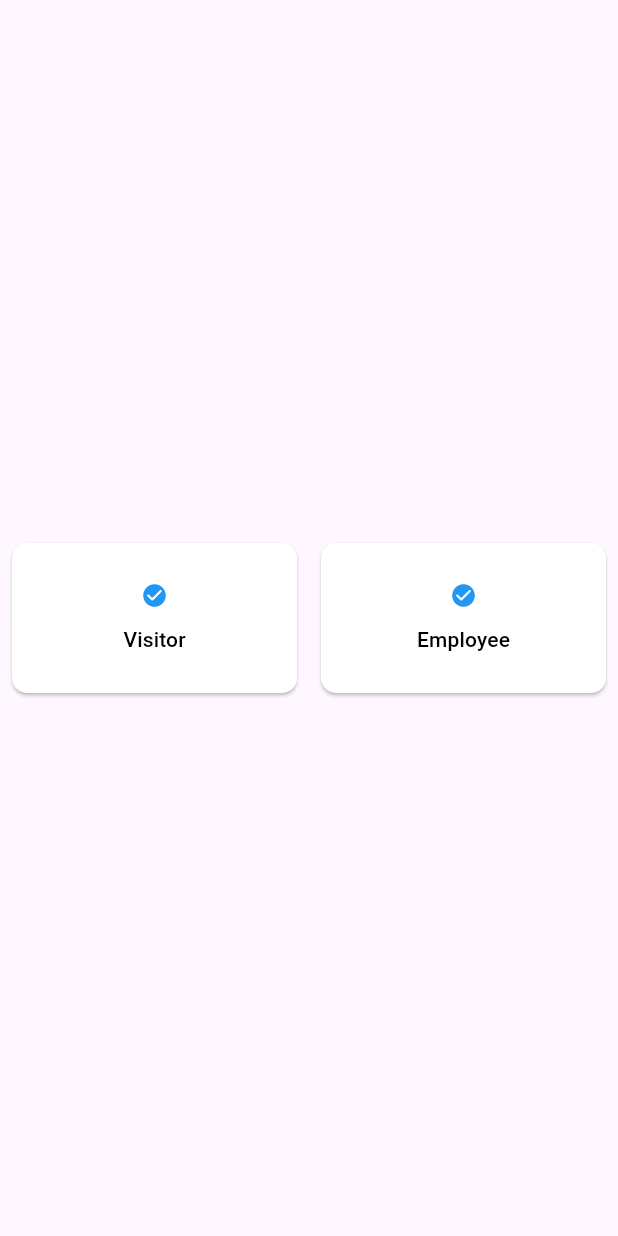
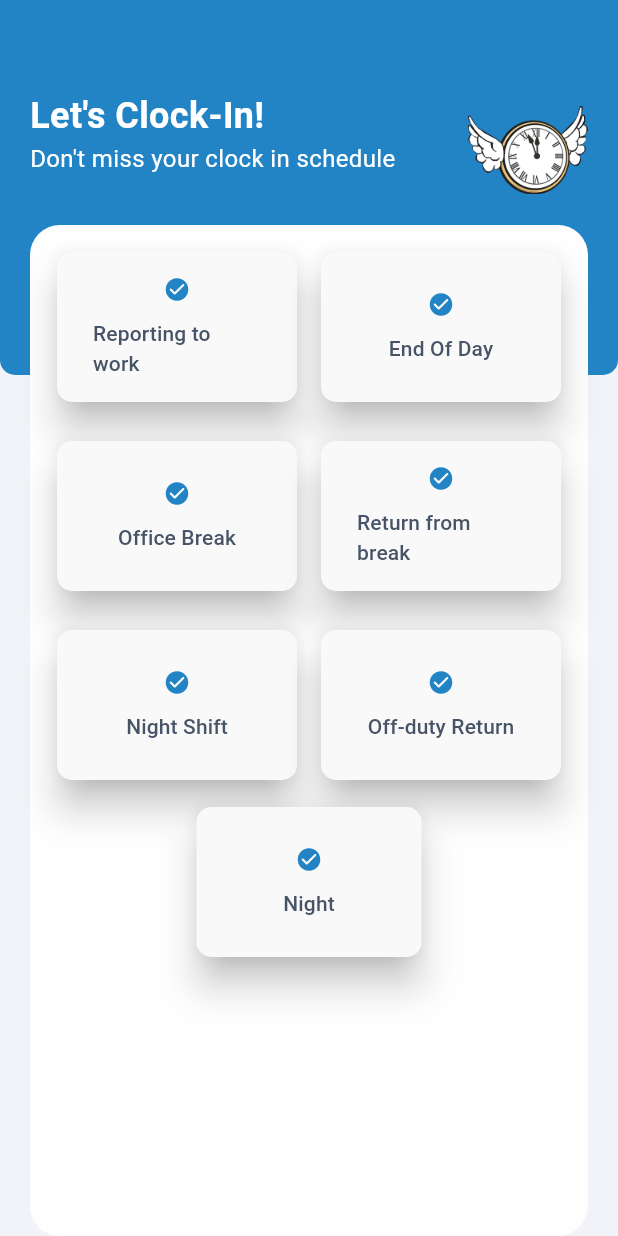
Before and after one commit to AaronOtu/attendance_app, a Flutter app: the EtzFirstPage screen opened directly, after a tap on "Employee", on a phone screen of 412 x 824 dp. Run offline on Flutter 3.47's test engine with Material 3 defaults, Android fonts, the phone set to English and light mode, and no system bars; our stand-ins replace firebase_auth, firebase_core, flutter_otp_text_field, flutter_riverpod, font_awesome_flutter, image_picker; missing offline and left inert: qr_code_scanner_plus; accounts and stored records are empty.

Commit message:
changes made on the UI

```diff
--- /dev/null
+++ b/lib/new_feature/pages/employee_page.dart
@@ -0,0 +1,227 @@
+import 'package:attendance_app/new_feature/widgets/etzbutton.dart';
+import 'package:flutter/material.dart';
+import 'package:flutter_riverpod/flutter_riverpod.dart';
+
+class EtzEmployeeHomePage extends ConsumerStatefulWidget {
+  const EtzEmployeeHomePage({super.key});
+
+  @override
+  ConsumerState<EtzEmployeeHomePage> createState() =>
+      _EtzEmployeeHomePageState();
+}
+
+class _EtzEmployeeHomePageState extends ConsumerState<EtzEmployeeHomePage> {
+  @override
+  Widget build(BuildContext context) {
+    return LayoutBuilder(
+      builder: (context, constraints) {
+        bool isLandscape = constraints.maxWidth > constraints.maxHeight;
+
+        return Scaffold(
+          backgroundColor: const Color(0xFFf1f3f8),
+          body: Stack(
+            children: [
+              Positioned(
+                top: 0,
+                left: 0,
+                right: 0,
+                height: 250,
+                child: Container(
+                  decoration: const BoxDecoration(
+                    borderRadius: BorderRadius.only(
+                        bottomLeft: Radius.circular(10),
+                        bottomRight: Radius.circular(10)
+                        ),
+                    color: Color(0xFF2384C5),
+                  ),
+                  child: Padding(
+                    padding:
+                        const EdgeInsets.only(top: 60, left: 20, right: 20),
+                    child: Row(
+                      mainAxisAlignment: MainAxisAlignment.spaceBetween,
+                      crossAxisAlignment: CrossAxisAlignment.start,
+                      children: [
+                        const Expanded(
+                          child: Column(
+                            crossAxisAlignment: CrossAxisAlignment.start,
+                            children: [
+                              Text("Let's Clock-In!",
+                                  style: TextStyle(
+                                      fontSize: 24,
+                                      color: Colors.white,
+                                      fontWeight: FontWeight.bold)),
+                              Text(
+                                "Don't miss your clock in schedule",
+                                style: TextStyle(
+                                    fontSize: 16,
+                                    color: Colors.white,
+                                    fontWeight: FontWeight.normal),
+                                maxLines: 2,
+                                overflow: TextOverflow.ellipsis,
+                              )
+                            ],
+                          ),
+                        ),
+                        Padding(
+                          padding: const EdgeInsets.only(left: 10),
+                          child: Image.asset(
+                            'images/clock.png',
+                            width: 80,
+                            height: 80,
+                            fit: BoxFit.contain,
+                          ),
+                        ),
+                      ],
+                    ),
+                  ),
+                ),
+              ),
+
+              // Scrollable Container
+              Positioned(
+                top: 150,
+                left: 20,
+                right: 20,
+                bottom: 0,
+                child: Container(
+                  decoration: BoxDecoration(
+                    borderRadius: BorderRadius.circular(20),
+                    color: const Color(0xFFfefefe),
+                  ),
+                  child: SingleChildScrollView(
+                    physics: const AlwaysScrollableScrollPhysics(),
+                    child: Padding(
+                      padding: const EdgeInsets.all(10.0),
+                      child: isLandscape
+                          ? _buildLandscapeLayout()
+                          : _buildPortraitLayout(),
+                    ),
+                  ),
+                ),
+              ),
+            ],
+          ),
+        );
+      },
+    );
+  }
+
+  Widget _buildPortraitLayout() {
+    return Column(
+      children: [
+        // First row: 2 buttons
+        Row(
+          mainAxisAlignment: MainAxisAlignment.spaceEvenly,
+          children: [
+            EtzElevatedButton(mainText: 'Reporting to work', onPressed: () {}),
+            EtzElevatedButton(mainText: 'End Of Day', onPressed: () {}),
+          ],
+        ),
+        const SizedBox(height: 10),
+        // Second row: 2 buttons
+        Row(
+          mainAxisAlignment: MainAxisAlignment.spaceEvenly,
+          children: [
+            EtzElevatedButton(mainText: 'Office Break', onPressed: () {}),
+            EtzElevatedButton(mainText: 'Return from break', onPressed: () {}),
+          ],
+        ),
+        const SizedBox(height: 10),
+        // Third row: 2 buttons
+        Row(
+          mainAxisAlignment: MainAxisAlignment.spaceEvenly,
+          children: [
+            EtzElevatedButton(mainText: 'Night Shift', onPressed: () {}),
+            EtzElevatedButton(mainText: 'Off-duty Return', onPressed: () {}),
+          ],
+        ),
+        const SizedBox(height: 10),
+        // Last row: 1 button
+        Center(
+          child: ElevatedButton(
+            style: ElevatedButton.styleFrom(
+              fixedSize: const Size(150, 100),
+              backgroundColor: const Color(0xFFF9F9F9),
+              foregroundColor: const Color(0xFF475467),
+              elevation: 10,
+              shape: RoundedRectangleBorder(
+                borderRadius: BorderRadius.circular(10),
+              ),
+            ),
+            onPressed: () {},
+            child: const Center(
+              child: Column(
+                mainAxisAlignment: MainAxisAlignment.center,
+                crossAxisAlignment: CrossAxisAlignment.center,
+                children: [
+                  Icon(
+                    Icons.check_circle_rounded,
+                    color: Color(0xFF2384C5),
+                  ),
+                  SizedBox(height: 10.0),
+                  Text("Night"),
+                ],
+              ),
+            ),
+          ),
+        )
+      ],
+    );
+  }
+
+  Widget _buildLandscapeLayout() {
+    return Column(
+      children: [
+        // First row: 3 buttons
+        Row(
+          mainAxisAlignment: MainAxisAlignment.spaceEvenly,
+          children: [
+            EtzElevatedButton(mainText: 'Reporting to work', onPressed: () {}),
+            EtzElevatedButton(mainText: 'End Of Day', onPressed: () {}),
+            EtzElevatedButton(mainText: 'Night Shift', onPressed: () {}),
+          ],
+        ),
+        const SizedBox(height: 10),
+        // Second row: 3 buttons
+        Row(
+          mainAxisAlignment: MainAxisAlignment.spaceEvenly,
+          children: [
+            EtzElevatedButton(mainText: 'Office Break', onPressed: () {}),
+            EtzElevatedButton(mainText: 'Return from break', onPressed: () {}),
+            EtzElevatedButton(mainText: 'Off-duty Return', onPressed: () {}),
+          ],
+        ),
+        const SizedBox(height: 10),
+        // Last row: 1 button
+        Center(
+          child: ElevatedButton(
+            style: ElevatedButton.styleFrom(
+              fixedSize: const Size(150, 100),
+              backgroundColor: const Color(0xFFF9F9F9),
+              foregroundColor: const Color(0xFF475467),
+              elevation: 10,
+              shape: RoundedRectangleBorder(
+                borderRadius: BorderRadius.circular(10),
+              ),
+            ),
+            onPressed: () {},
+            child: const Center(
+              child: Column(
+                mainAxisAlignment: MainAxisAlignment.center,
+                crossAxisAlignment: CrossAxisAlignment.center,
+                children: [
+                  Icon(
+                    Icons.check_circle_rounded,
+                    color: Color(0xFF2384C5),
+                  ),
+                  SizedBox(height: 10.0),
+                  Text("Night"),
+                ],
+              ),
+            ),
+          ),
+        )
+      ],
+    );
+  }
+}
--- a/lib/new_feature/pages/first_page.dart
+++ b/lib/new_feature/pages/first_page.dart
@@ -1,3 +1,5 @@
+import 'package:attendance_app/new_feature/pages/employee_page.dart';
+import 'package:attendance_app/new_feature/pages/visitor_page.dart';
 import 'package:attendance_app/new_feature/widgets/etzbutton.dart';
 import 'package:flutter/material.dart';
 import 'package:flutter_riverpod/flutter_riverpod.dart';
@@ -15,9 +17,24 @@ class _EtzFirstPageState extends ConsumerState<EtzFirstPage> {
     return Scaffold(
       body: Center(
           child: Row(
+
         children: [
-          EtzElevatedButton(mainText: 'Visitor', onPressed: () {}),
-          EtzElevatedButton(mainText: 'Employee', onPressed: () {}),
+          EtzElevatedButton(mainText: 'Visitor', onPressed: () {
+              Navigator.push(
+                      context,
+                      MaterialPageRoute(builder: (context) {
+                        return const EtzVisitorHomePage();
+                      }),
+                    );
+          }),
+          EtzElevatedButton(mainText: 'Employee', onPressed: () {
+                    Navigator.push(
+                      context,
+                      MaterialPageRoute(builder: (context) {
+                        return const EtzEmployeeHomePage();
+                      }),
+                    );
+           }),
         ],
       )),
     );
--- a/pubspec.yaml
+++ b/pubspec.yaml
@@ -71,6 +71,7 @@ flutter:
   # To add assets to your application, add an assets section, like this:
   assets:
      - images/ng-etranz-logo.webp
+     - images/clock.png
   #   - images/a_dot_ham.jpeg
 
   # An image asset can refer to one or more resolution-specific "variants", see
```
Also changed, not shown: lib/main.dart (+2 -6 lines), lib/new_feature/pages/login_page.dart (+8 -1 lines), lib/new_feature/pages/visitor_page.dart (added, +44 -0 lines), lib/new_feature/widgets/etzbutton.dart (+7 -163 lines), lib/screens/firstpage.dart (+13 -7 lines), images/clock.png (added).
